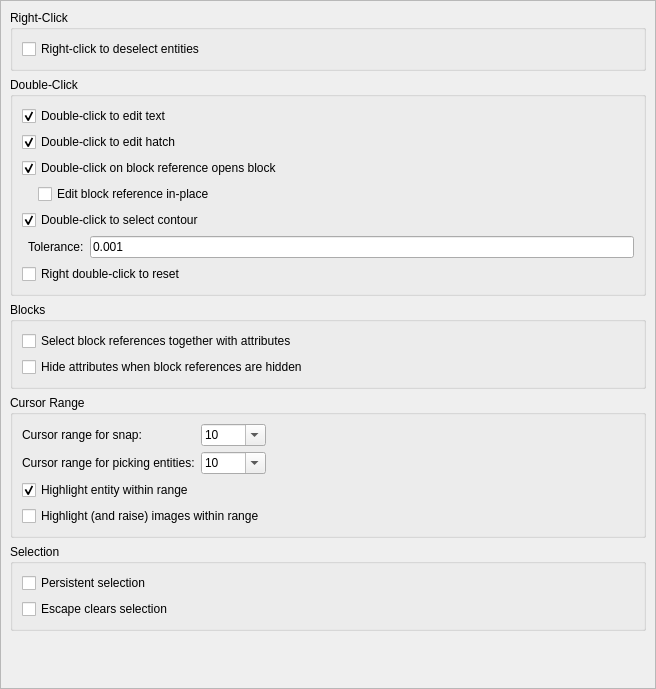
Above: scripts/Edit/AppPreferences/GraphicsViewPreferences/BehaviorPreferences/PreferencesPage.ui from qcad/qcad before the change. Below: the same form after it.
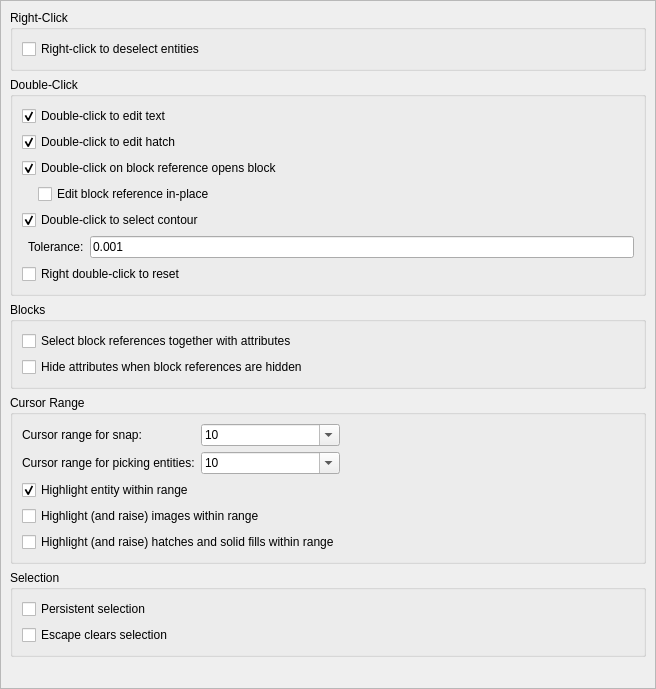
That is the form after the change. Custom widgets are drawn as their Qt base class.

Commit message: add preference to highlight hatch entities

```diff
--- a/scripts/Edit/AppPreferences/GraphicsViewPreferences/BehaviorPreferences/PreferencesPage.ui
+++ b/scripts/Edit/AppPreferences/GraphicsViewPreferences/BehaviorPreferences/PreferencesPage.ui
@@ -302,6 +302,13 @@
            </property>
           </widget>
          </item>
+         <item row="4" column="0" colspan="2">
+          <widget class="QCheckBox" name="HighlightHatch">
+           <property name="text">
+            <string>Highlight (and raise) hatches and solid fills within range</string>
+           </property>
+          </widget>
+         </item>
         </layout>
        </item>
        <item>
```
The commit also changes 1 other file.
